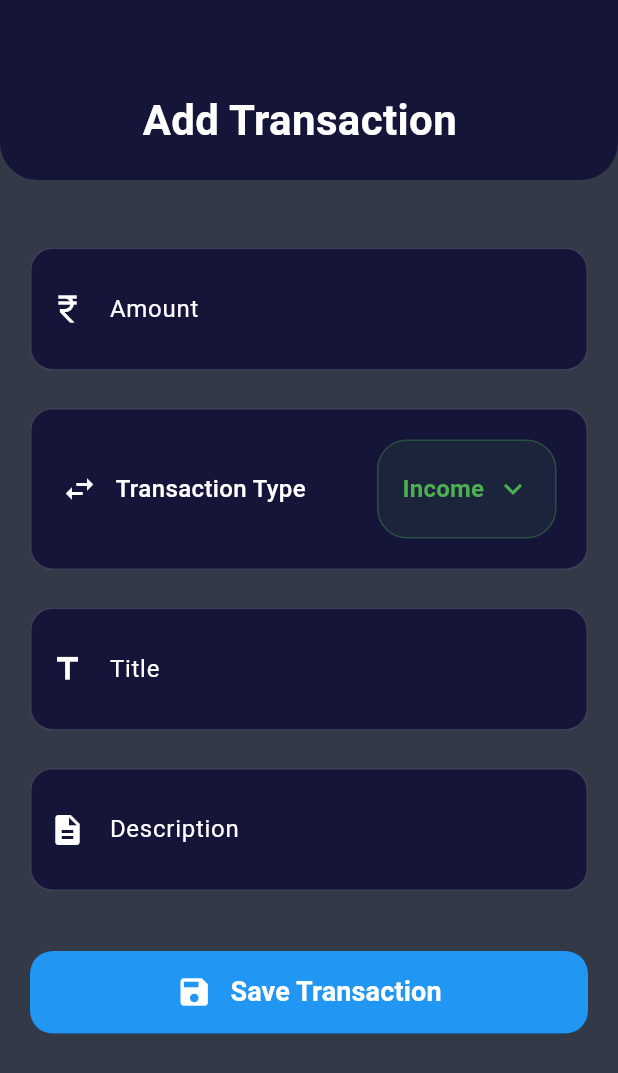
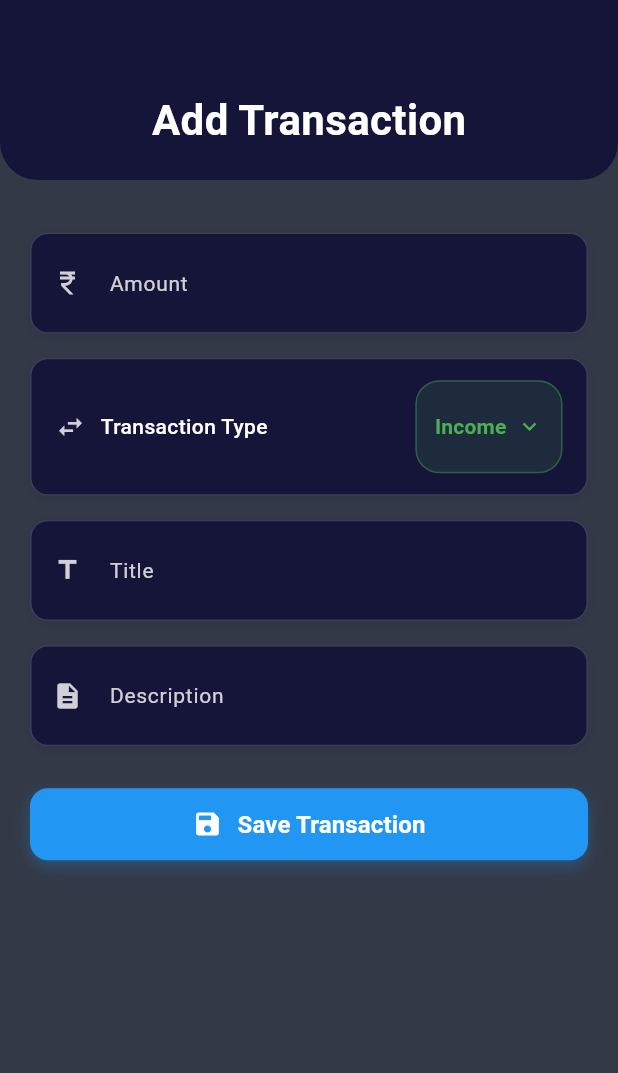
Before and after one commit to Rohan-450/FinSight, a Flutter app: the TransactionScreen screen opened directly, on a phone screen of 412 x 824 dp. Shown: the top 1073 px of the screen. Run offline on Flutter 3.47's test engine with Material 3 defaults, Android fonts, the phone set to English and light mode, and no system bars; our stand-ins replace firebase_auth, firebase_core, sqflite; accounts and stored records are empty.

Commit message:
Overflow fixed

```diff
--- a/lib/screens/dashboard_screen.dart
+++ b/lib/screens/dashboard_screen.dart
@@ -113,14 +113,14 @@ class _DashboardScreenState extends State<DashboardScreen> {
     return Scaffold(
       body: Padding(
         padding: const EdgeInsets.only(
-            left: 16.0, right: 16.0, top: 0.0, bottom: 16.0),
+            left: 12.0, right: 12.0, top: 0.0, bottom: 16.0),
         child: Column(
           crossAxisAlignment: CrossAxisAlignment.start,
           children: [
             //Monthly Summary Card
             Container(
               padding: const EdgeInsets.only(
-                  left: 20.0, right: 20.0, top: 40.0, bottom: 20.0),
+                  left: 12.0, right: 12.0, top: 40.0, bottom: 20.0),
               decoration: const BoxDecoration(
                 color: Color.fromARGB(255, 21, 20, 57),
                 borderRadius: BorderRadius.only(
@@ -150,7 +150,7 @@ class _DashboardScreenState extends State<DashboardScreen> {
                           mainAxisSize: MainAxisSize.min,
                           crossAxisAlignment: CrossAxisAlignment.center,
                           children: [
-                            Icon(
+                            const Icon(
                               Icons.calendar_month,
                               color: Colors.white70,
                               size: 20,
@@ -275,15 +275,15 @@ class _DashboardScreenState extends State<DashboardScreen> {
                           ),
                           child: Column(
                             children: [
-                              Row(
+                              const Row(
                                 children: [
                                   Icon(
                                     Icons.trending_up,
                                     color: Colors.green,
                                     size: 24,
                                   ),
-                                  const SizedBox(width: 8),
-                                  const Text(
+                                  SizedBox(width: 8),
+                                  Text(
                                     'Income',
                                     style: TextStyle(
                                       fontSize: 18,
@@ -320,15 +320,15 @@ class _DashboardScreenState extends State<DashboardScreen> {
                           ),
                           child: Column(
                             children: [
-                              Row(
+                              const Row(
                                 children: [
                                   Icon(
                                     Icons.trending_down,
                                     color: Colors.red,
                                     size: 24,
                                   ),
-                                  const SizedBox(width: 8),
-                                  const Text(
+                                  SizedBox(width: 8),
+                                  Text(
                                     'Expense',
                                     style: TextStyle(
                                       fontSize: 18,
@@ -356,17 +356,17 @@ class _DashboardScreenState extends State<DashboardScreen> {
                 ],
               ),
             ),
-            const SizedBox(height: 25),
+            const SizedBox(height: 15),
             // Daily Summary Section
-            Row(
+            const Row(
               children: [
                 Icon(
                   Icons.today,
                   color: Colors.white,
                   size: 28,
                 ),
-                const SizedBox(width: 8),
-                const Text(
+                SizedBox(width: 8),
+                Text(
                   'Daily Summary',
                   style: TextStyle(
                     fontSize: 26,
@@ -378,6 +378,7 @@ class _DashboardScreenState extends State<DashboardScreen> {
             ),
             const SizedBox(height: 12),
             Container(
+              margin: const EdgeInsets.all(0.0),
               padding: const EdgeInsets.all(12.0),
               decoration: BoxDecoration(
                 color: const Color.fromARGB(255, 21, 20, 57),
@@ -389,7 +390,7 @@ class _DashboardScreenState extends State<DashboardScreen> {
                   Expanded(
                     flex: 2,
                     child: Container(
-                      padding: const EdgeInsets.all(9),
+                      padding: const EdgeInsets.all(7),
                       decoration: BoxDecoration(
                         color: Colors.white.withOpacity(0.1),
                         borderRadius: BorderRadius.circular(15),
@@ -494,17 +495,16 @@ class _DashboardScreenState extends State<DashboardScreen> {
                 ],
               ),
             ),
-            const SizedBox(height: 28),
-            // All Transactions Section
-            Row(
+            const SizedBox(height: 20), // All Transactions Section
+            const Row(
               children: [
                 Icon(
                   Icons.receipt_long,
                   color: Colors.white,
                   size: 28,
                 ),
-                const SizedBox(width: 8),
-                const Text(
+                SizedBox(width: 8),
+                Text(
                   'Today\'s Transactions',
                   style: TextStyle(
                     fontSize: 26,
--- a/lib/screens/transaction_screen.dart
+++ b/lib/screens/transaction_screen.dart
@@ -26,7 +26,7 @@ class _TransactionScreenState extends State<TransactionScreen> {
             // Header Section
             Container(
               padding: const EdgeInsets.only(
-                  left: 55.0, right: 20.0, top: 60.0, bottom: 20.0),
+                  left: 20.0, right: 20.0, top: 60.0, bottom: 20.0),
               decoration: const BoxDecoration(
                 color: Color.fromARGB(255, 21, 20, 57),
                 borderRadius: BorderRadius.only(
@@ -34,10 +34,8 @@ class _TransactionScreenState extends State<TransactionScreen> {
                   bottomRight: Radius.circular(25.0),
                 ),
               ),
-              child: Row(
-                children: [
-                  const SizedBox(width: 40),
-                  const Text(
+              child: Center(
+                child: const Text(
                   'Add Transaction',
                   style: TextStyle(
                     fontSize: 28,
@@ -45,7 +43,6 @@ class _TransactionScreenState extends State<TransactionScreen> {
                     color: Colors.white,
                   ),
                 ),
-                ],
               ),
             ),
 
@@ -56,47 +53,62 @@ class _TransactionScreenState extends State<TransactionScreen> {
                 crossAxisAlignment: CrossAxisAlignment.start,
                 children: [
 
-                  const SizedBox(height: 25),
+                  const SizedBox(height: 15),
 
                   // Amount Input Field
                   Container(
                     decoration: BoxDecoration(
                       color: const Color.fromARGB(255, 21, 20, 57),
-                      borderRadius: BorderRadius.circular(15),
+                      borderRadius: BorderRadius.circular(12),
                       border: Border.all(
                         color: Colors.grey.withOpacity(0.3),
                         width: 1,
                       ),
+                      boxShadow: [
+                        BoxShadow(
+                          color: Colors.black.withOpacity(0.1),
+                          blurRadius: 5,
+                          offset: const Offset(0, 2),
+                        ),
+                      ],
                     ),
                     child: TextField(
                       controller: _amountController,
                       keyboardType: TextInputType.number,
                       decoration: InputDecoration(
                         labelText: 'Amount',
-                        labelStyle: TextStyle(color: Colors.white),
-                        prefixIcon: Icon(Icons.currency_rupee, color: Colors.white),
+                        labelStyle: TextStyle(color: Colors.white.withOpacity(0.8), fontSize: 14),
+                        floatingLabelBehavior: FloatingLabelBehavior.auto,
+                        prefixIcon: Icon(Icons.currency_rupee, color: Colors.white.withOpacity(0.8), size: 20),
                         border: InputBorder.none,
-                        contentPadding: const EdgeInsets.all(20),
+                        contentPadding: const EdgeInsets.symmetric(horizontal: 16, vertical: 14),
                       ),
                       style: const TextStyle(
                         color: Colors.white,
-                        fontSize: 16,
+                        fontSize: 15,
                         fontWeight: FontWeight.w500,
                       ),
                     ),
                   ),
-                  const SizedBox(height: 25),
+                  const SizedBox(height: 16),
 
                   // Transaction Type Selector
                   Container(
-                    padding: const EdgeInsets.all(20),
+                    padding: const EdgeInsets.symmetric(horizontal: 16, vertical: 14),
                     decoration: BoxDecoration(
                       color: const Color.fromARGB(255, 21, 20, 57),
-                      borderRadius: BorderRadius.circular(15),
+                      borderRadius: BorderRadius.circular(12),
                       border: Border.all(
                         color: Colors.grey.withOpacity(0.3),
                         width: 1,
                       ),
+                      boxShadow: [
+                        BoxShadow(
+                          color: Colors.black.withOpacity(0.1),
+                          blurRadius: 5,
+                          offset: const Offset(0, 2),
+                        ),
+                      ],
                     ),
                     child: Row(
                       mainAxisAlignment: MainAxisAlignment.spaceBetween,
@@ -105,14 +117,14 @@ class _TransactionScreenState extends State<TransactionScreen> {
                           children: [
                             Icon(
                               Icons.swap_horiz,
-                              color: Colors.white,
-                              size: 24,
+                              color: Colors.white.withOpacity(0.8),
+                              size: 20,
                             ),
-                            const SizedBox(width: 12),
+                            const SizedBox(width: 10),
                             Text(
                               'Transaction Type',
                               style: TextStyle(
-                                fontSize: 16,
+                                fontSize: 14,
                                 color: Colors.white,
                                 fontWeight: FontWeight.w500,
                               ),
@@ -120,12 +132,12 @@ class _TransactionScreenState extends State<TransactionScreen> {
                           ],
                         ),
                         Container(
-                          padding: const EdgeInsets.symmetric(horizontal: 16, vertical: 8),
+                          padding: const EdgeInsets.symmetric(horizontal: 12, vertical: 6),
                           decoration: BoxDecoration(
-                            color: (_transactionType == 'Income' ? Colors.green : Colors.red).withOpacity(0.1),
-                            borderRadius: BorderRadius.circular(20),
+                            color: (_transactionType == 'Income' ? Colors.green : Colors.red).withOpacity(0.15),
+                            borderRadius: BorderRadius.circular(16),
                             border: Border.all(
-                              color: (_transactionType == 'Income' ? Colors.green : Colors.red).withOpacity(0.3),
+                              color: (_transactionType == 'Income' ? Colors.green : Colors.red).withOpacity(0.4),
                               width: 1,
                             ),
                           ),
@@ -136,20 +148,21 @@ class _TransactionScreenState extends State<TransactionScreen> {
                             icon: Icon(
                               Icons.keyboard_arrow_down,
                               color: _transactionType == 'Income' ? Colors.green : Colors.red,
+                              size: 18,
                             ),
                             items: const [
                               DropdownMenuItem(
                                 value: 'Income',
                                 child: Text(
                                   'Income',
-                                  style: TextStyle(color: Colors.green, fontSize: 16, fontWeight: FontWeight.w600),
+                                  style: TextStyle(color: Colors.green, fontSize: 14, fontWeight: FontWeight.w600),
                                 ),
                               ),
                               DropdownMenuItem(
                                 value: 'Expense',
                                 child: Text(
                                   'Expense',
-                                  style: TextStyle(color: Colors.red, fontSize: 16, fontWeight: FontWeight.w600),
+                                  style: TextStyle(color: Colors.red, fontSize: 14, fontWeight: FontWeight.w600),
                                 ),
                               ),
                             ],
@@ -163,78 +176,100 @@ class _TransactionScreenState extends State<TransactionScreen> {
                       ],
                     ),
                   ),
-                  const SizedBox(height: 25),
+                  const SizedBox(height: 16),
 
                   // Title Input Field
                   Container(
                     decoration: BoxDecoration(
                       color: const Color.fromARGB(255, 21, 20, 57),
-                      borderRadius: BorderRadius.circular(15),
+                      borderRadius: BorderRadius.circular(12),
                       border: Border.all(
                         color: Colors.grey.withOpacity(0.3),
                         width: 1,
                       ),
+                      boxShadow: [
+                        BoxShadow(
+                          color: Colors.black.withOpacity(0.1),
+                          blurRadius: 5,
+                          offset: const Offset(0, 2),
+                        ),
+                      ],
                     ),
                     child: TextField(
                       controller: _titleController,
                       decoration: InputDecoration(
                         labelText: 'Title',
-                        labelStyle: TextStyle(color: Colors.white),
-                        prefixIcon: Icon(Icons.title, color: Colors.white),
+                        labelStyle: TextStyle(color: Colors.white.withOpacity(0.8), fontSize: 14),
+                        floatingLabelBehavior: FloatingLabelBehavior.auto,
+                        prefixIcon: Icon(Icons.title, color: Colors.white.withOpacity(0.8), size: 20),
                         border: InputBorder.none,
-                        contentPadding: const EdgeInsets.all(20),
+                        contentPadding: const EdgeInsets.symmetric(horizontal: 16, vertical: 14),
                       ),
                       style: const TextStyle(
                         color: Colors.white,
-                        fontSize: 16,
+                        fontSize: 15,
                         fontWeight: FontWeight.w500,
                       ),
                     ),
                   ),
-                  const SizedBox(height: 25),
+                  const SizedBox(height: 16),
 
                   // Subtitle Input Field
                   Container(
                     decoration: BoxDecoration(
                       color: const Color.fromARGB(255, 21, 20, 57),
-                      borderRadius: BorderRadius.circular(15),
+                      borderRadius: BorderRadius.circular(12),
                       border: Border.all(
                         color: Colors.grey.withOpacity(0.3),
                         width: 1,
                       ),
+                      boxShadow: [
+                        BoxShadow(
+                          color: Colors.black.withOpacity(0.1),
+                          blurRadius: 5,
+                          offset: const Offset(0, 2),
+                        ),
+                      ],
                     ),
                     child: TextField(
                       controller: _subtitleController,
                       decoration: InputDecoration(
                         labelText: 'Description',
-                        labelStyle: TextStyle(color: Colors.white),
-                        prefixIcon: Icon(Icons.description, color: Colors.white),
+                        labelStyle: TextStyle(color: Colors.white.withOpacity(0.8), fontSize: 14),
+                        floatingLabelBehavior: FloatingLabelBehavior.auto,
+                        prefixIcon: Icon(Icons.description, color: Colors.white.withOpacity(0.8), size: 20),
                         border: InputBorder.none,
-                        contentPadding: const EdgeInsets.all(20),
+                        contentPadding: const EdgeInsets.symmetric(horizontal: 16, vertical: 14),
                       ),
                       style: const TextStyle(
                         color: Colors.white,
-                        fontSize: 16,
+                        fontSize: 15,
                         fontWeight: FontWeight.w500,
                       ),
                     ),
                   ),
-                  const SizedBox(height: 40),
+                  const SizedBox(height: 28),
 
                   // Save Button
                   Container(
                     width: double.infinity,
-                    height: 55,
+                    height: 48,
                     decoration: BoxDecoration(
-                      color: const Color.fromARGB(255, 21, 20, 57),
-                      borderRadius: BorderRadius.circular(15),
+                      borderRadius: BorderRadius.circular(12),
+                      boxShadow: [
+                        BoxShadow(
+                          color: Colors.blue.withOpacity(0.3),
+                          blurRadius: 8,
+                          offset: const Offset(0, 4),
+                        ),
+                      ],
                     ),
                     child: ElevatedButton(
                       style: ElevatedButton.styleFrom(
                         backgroundColor: Colors.blue,
                         elevation: 0,
                         shape: RoundedRectangleBorder(
-                          borderRadius: BorderRadius.circular(15),
+                          borderRadius: BorderRadius.circular(12),
                         ),
                       ),
                       onPressed: () async {
@@ -290,13 +325,13 @@ class _TransactionScreenState extends State<TransactionScreen> {
                           Icon(
                             Icons.save,
                             color: Colors.white,
-                            size: 24,
+                            size: 20,
                           ),
-                          SizedBox(width: 12),
+                          SizedBox(width: 10),
                           Text(
                             'Save Transaction',
                             style: TextStyle(
-                              fontSize: 18,
+                              fontSize: 16,
                               color: Colors.white,
                               fontWeight: FontWeight.w600,
                             ),
```
Lines whose indentation alone changed are shown as unchanged.
